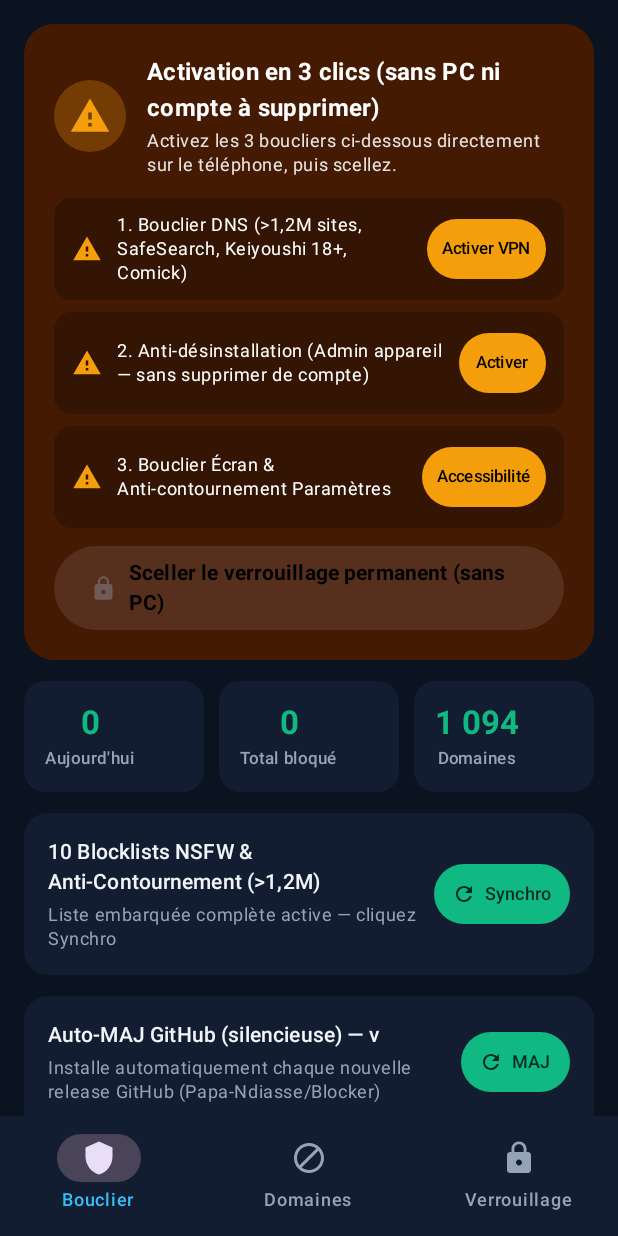
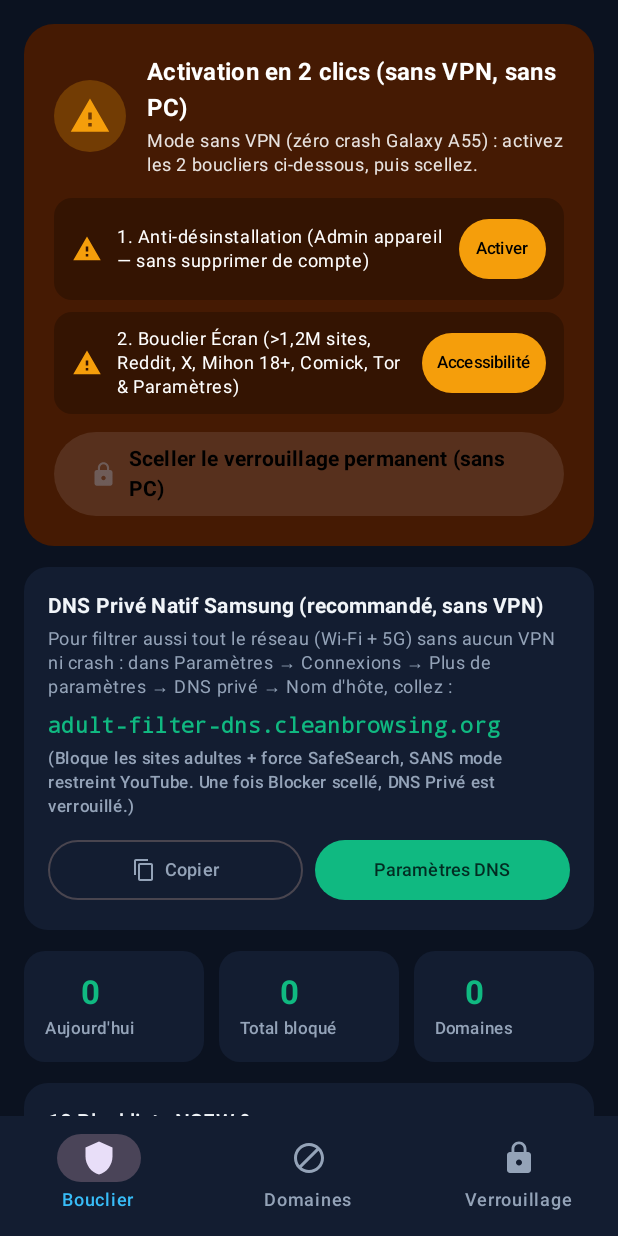
Before and after one commit to Papa-Ndiasse/Blocker, an Android app built with Jetpack Compose: the composable BlockerRootScreen shown on its own in the app's theme, on a phone screen of 412 x 824 dp. Run offline under Robolectric (Android 15) with nearby library versions, the phone set to English and light mode, and no system bars; 2 statements that could not run were skipped.

Commit message:
fix(urgent): completely remove local VPN service to stop Galaxy A55 crashes; use Accessibility 1.2M URL filter + native Samsung Private DNS

```diff
--- a/app/src/main/java/com/blocker/app/ui/BlockerScreens.kt
+++ b/app/src/main/java/com/blocker/app/ui/BlockerScreens.kt
@@ -89,7 +89,6 @@ import java.util.Locale
 @Composable
 fun BlockerRootScreen(
     viewModel: MainViewModel,
-    onRequestStartVpn: () -> Unit,
     onRequestDeviceAdmin: () -> Unit,
     onRequestBatteryUnrestricted: () -> Unit
 ) {
@@ -99,7 +98,6 @@ fun BlockerRootScreen(
     }
 
     val status by viewModel.protectionStatus.collectAsState()
-    val vpnRunning by viewModel.vpnRunning.collectAsState()
     val totalBlocked by viewModel.totalBlocked.collectAsState()
     val todayBlocked by viewModel.todayBlocked.collectAsState()
     val blocklistCount by viewModel.blocklistCount.collectAsState()
@@ -157,7 +155,6 @@ fun BlockerRootScreen(
                 0 -> DashboardTab(
                     status = status,
                     isSealed = hardening.sealPermanentProtection,
-                    vpnRunning = vpnRunning,
                     totalBlocked = totalBlocked,
                     todayBlocked = todayBlocked,
                     blocklistCount = blocklistCount,
@@ -167,7 +164,6 @@ fun BlockerRootScreen(
                     recentEvents = recentEvents,
                     isSyncing = isSyncing,
                     isCheckingUpdate = isCheckingUpdate,
-                    onRequestStartVpn = onRequestStartVpn,
                     onRequestDeviceAdmin = onRequestDeviceAdmin,
                     onRequestBatteryUnrestricted = onRequestBatteryUnrestricted,
                     onRefreshStatus = viewModel::refreshStatus,
@@ -227,7 +223,6 @@ private fun EmergencyRecoveryScreen() {
                     Spacer(modifier = Modifier.height(10.dp))
                     Text(
                         text = "Cette mise à jour GitHub (v${BuildConfig.VERSION_NAME}) a désactivé proprement tous les verrous Blocker :\n\n" +
-                            "• VPN DNS arrêté (connexion native restaurée)\n" +
                             "• Service d'Accessibilité désactivé\n" +
                             "• Administrateur d'appareil & Device Owner libérés\n" +
                             "• Restrictions système et navigateurs supprimées\n\n" +
@@ -245,7 +240,6 @@ private fun EmergencyRecoveryScreen() {
 private fun DashboardTab(
     status: ProtectionStatus,
     isSealed: Boolean,
-    vpnRunning: Boolean,
     totalBlocked: Long,
     todayBlocked: Long,
     blocklistCount: Int,
@@ -255,7 +249,6 @@ private fun DashboardTab(
     recentEvents: List<BlockedEvent>,
     isSyncing: Boolean,
     isCheckingUpdate: Boolean,
-    onRequestStartVpn: () -> Unit,
     onRequestDeviceAdmin: () -> Unit,
     onRequestBatteryUnrestricted: () -> Unit,
     onRefreshStatus: () -> Unit,
@@ -347,10 +340,10 @@ private fun DashboardTab(
         contentPadding = PaddingValues(16.dp),
         verticalArrangement = Arrangement.spacedBy(14.dp)
     ) {
-        // 1. Hero Shield Status Card (100% No-PC, No-Shell, No-Account-Deletion!)
-        item {
-            val standaloneReady = vpnRunning && status.isDeviceAdminActive && status.isAccessibilityGuardEnabled
-            val fullyLocked = (status.isDeviceOwner && vpnRunning) || (isSealed && standaloneReady)
+        // 1. Hero Shield Status Card (100% VPN-free, No-PC, No-Shell, No-Account-Deletion!)
+        item(key = "hero") {
+            val standaloneReady = status.isDeviceAdminActive && status.isAccessibilityGuardEnabled
+            val fullyLocked = status.isDeviceOwner || (isSealed && standaloneReady)
 
             Card(
                 colors = CardDefaults.cardColors(
@@ -382,10 +375,10 @@ private fun DashboardTab(
                         Column(modifier = Modifier.weight(1f)) {
                             Text(
                                 text = when {
-                                    fullyLocked && status.isDeviceOwner -> "Protection Maximale Active (Device Owner)"
-                                    fullyLocked -> "Protection Permanente Active (Sans PC)"
+                                    fullyLocked && status.isDeviceOwner -> "Protection Maximale Active (Sans VPN)"
+                                    fullyLocked -> "Protection Permanente Active (Sans VPN / Sans PC)"
                                     standaloneReady -> "Prêt à sceller définitivement"
-                                    else -> "Activation en 3 clics (sans PC ni compte à supprimer)"
+                                    else -> "Activation en 2 clics (sans VPN, sans PC)"
                                 },
                                 style = MaterialTheme.typography.titleMedium,
                                 fontWeight = FontWeight.Bold,
@@ -394,9 +387,9 @@ private fun DashboardTab(
                             Spacer(modifier = Modifier.height(2.dp))
                             Text(
                                 text = if (fullyLocked) {
-                                    "Aucune désactivation possible : désinstallation, Paramètres, VPN, DNS Privé, Tor, Mihon 18+, Comick, Reddit & X verrouillés."
+                                    "Mode 100 % sans VPN (zéro crash One UI) : >1,2M sites, Reddit/X, Mihon 18+, Comick, Tor, Paramètres & désinstallation verrouillés."
                                 } else {
-                                    "Activez les 3 boucliers ci-dessous directement sur le téléphone, puis scellez."
+                                    "Mode sans VPN (zéro crash Galaxy A55) : activez les 2 boucliers ci-dessous, puis scellez."
                                 },
                                 style = MaterialTheme.typography.bodySmall,
                                 color = Color.White.copy(alpha = 0.88f)
@@ -407,27 +400,18 @@ private fun DashboardTab(
                     if (!fullyLocked) {
                         Spacer(modifier = Modifier.height(14.dp))
 
-                        // Step 1: Local DNS VPN
+                        // Step 1: Standard Device Admin (Anti-Uninstall — 1 tap, no PC, no account removal!)
                         SetupStepButton(
-                            stepLabel = "1. Bouclier DNS (>1,2M sites, SafeSearch, Keiyoushi 18+, Comick)",
-                            done = vpnRunning,
-                            actionLabel = "Activer VPN",
-                            onClick = onRequestStartVpn
-                        )
-                        Spacer(modifier = Modifier.height(8.dp))
-
-                        // Step 2: Standard Device Admin (Anti-Uninstall — 1 tap, no PC, no account removal!)
-                        SetupStepButton(
-                            stepLabel = "2. Anti-désinstallation (Admin appareil — sans supprimer de compte)",
+                            stepLabel = "1. Anti-désinstallation (Admin appareil — sans supprimer de compte)",
                             done = status.isDeviceAdminActive,
                             actionLabel = "Activer",
                             onClick = onRequestDeviceAdmin
                         )
                         Spacer(modifier = Modifier.height(8.dp))
 
-                        // Step 3: Accessibility Guard (Blocks Reddit/X/Mihon/Tor + locks Android Settings!)
+                        // Step 2: Accessibility Guard (Blocks 1.2M+ domains in browsers, Reddit/X/Mihon/Tor + locks Settings!)
                         SetupStepButton(
-                            stepLabel = "3. Bouclier Écran & Anti-contournement Paramètres",
+                            stepLabel = "2. Bouclier Écran (>1,2M sites, Reddit, X, Mihon 18+, Comick, Tor & Paramètres)",
                             done = status.isAccessibilityGuardEnabled,
                             actionLabel = "Accessibilité",
                             onClick = {
@@ -456,13 +440,79 @@ private fun DashboardTab(
                                 fontWeight = FontWeight.Bold
                             )
                         }
-                    } else if (!vpnRunning) {
-                        Spacer(modifier = Modifier.height(12.dp))
-                        Button(
-                            onClick = onRequestStartVpn,
-                            modifier = Modifier.fillMaxWidth()
+                    }
+                }
+            }
+        }
+
+        // 1b. Native Samsung Private DNS (replaces local VPN with 0 crash, 0 battery drain, NO YouTube Restricted Mode!)
+        if (!isSealed) {
+            item(key = "native_private_dns") {
+                Card(
+                    colors = CardDefaults.cardColors(containerColor = SurfaceDark),
+                    shape = RoundedCornerShape(16.dp),
+                    modifier = Modifier.fillMaxWidth()
+                ) {
+                    Column(modifier = Modifier.padding(16.dp)) {
+                        Text(
+                            text = "DNS Privé Natif Samsung (recommandé, sans VPN)",
+                            style = MaterialTheme.typography.titleSmall,
+                            fontWeight = FontWeight.Bold
+                        )
+                        Spacer(modifier = Modifier.height(4.dp))
+                        Text(
+                            text = "Pour filtrer aussi tout le réseau (Wi-Fi + 5G) sans aucun VPN ni crash : dans Paramètres → Connexions → Plus de paramètres → DNS privé → Nom d'hôte, collez :",
+                            style = MaterialTheme.typography.bodySmall,
+                            color = TextSecondary
+                        )
+                        Spacer(modifier = Modifier.height(8.dp))
+                        Text(
+                            text = "adult-filter-dns.cleanbrowsing.org",
+                            fontFamily = FontFamily.Monospace,
+                            style = MaterialTheme.typography.bodyMedium,
+                            fontWeight = FontWeight.Bold,
+                            color = EmeraldPrimary
+                        )
+                        Spacer(modifier = Modifier.height(4.dp))
+                        Text(
+                            text = "(Bloque les sites adultes + force SafeSearch, SANS mode restreint YouTube. Une fois Blocker scellé, DNS Privé est verrouillé.)",
+                            style = MaterialTheme.typography.labelSmall,
+                            color = TextSecondary
+                        )
+                        Spacer(modifier = Modifier.height(10.dp))
+                        Row(
+                            modifier = Modifier.fillMaxWidth(),
+                            horizontalArrangement = Arrangement.spacedBy(8.dp)
                         ) {
-                            Text("Relancer le bouclier DNS")
+                            OutlinedButton(
+                                onClick = {
+                                    val cm = context.getSystemService(ClipboardManager::class.java)
+                                    cm.setPrimaryClip(
+                                        ClipData.newPlainText(
+                                            "Private DNS",
+                                            "adult-filter-dns.cleanbrowsing.org"
+                                        )
+                                    )
+                                    Toast.makeText(context, "Adresse DNS copiée", Toast.LENGTH_SHORT).show()
+                                },
+                                modifier = Modifier.weight(1f)
+                            ) {
+                                Icon(Icons.Default.ContentCopy, contentDescription = null, modifier = Modifier.size(16.dp))
+                                Spacer(modifier = Modifier.width(6.dp))
+                                Text("Copier", fontSize = 12.sp)
+                            }
+                            Button(
+                                onClick = {
+                                    runCatching {
+                                        context.startActivity(Intent(Settings.ACTION_WIRELESS_SETTINGS))
+                                    }.onFailure {
+                                        runCatching { context.startActivity(Intent(Settings.ACTION_SETTINGS)) }
+                                    }
+                                },
+                                modifier = Modifier.weight(1f)
+                            ) {
+                                Text("Paramètres DNS", fontSize = 12.sp)
+                            }
                         }
                     }
                 }
@@ -704,15 +754,13 @@ private fun DashboardTab(
                     }
                     Spacer(modifier = Modifier.height(12.dp))
                     val tamperLocked = status.isDeviceOwner || (isSealed && status.isAccessibilityGuardEnabled)
-                    ProtectionCheckRow("VPN DNS local Always-On (>1,2M domaines)", vpnRunning)
-                    ProtectionCheckRow("Bouclier Écran temps réel (Reddit / X / Mihon / Apps)", status.isAccessibilityGuardEnabled)
+                    ProtectionCheckRow("Mode 100 % Sans VPN (stabilité maximale Galaxy A55)", true)
+                    ProtectionCheckRow("Bouclier Écran & >1,2M domaines (Navigateurs, Reddit, X, Apps)", status.isAccessibilityGuardEnabled)
                     ProtectionCheckRow("Anti-désinstallation Blocker (Admin appareil)", status.isUninstallBlocked || status.isDeviceAdminActive)
                     ProtectionCheckRow("Anti-Forcer l'arrêt, Accessibilité & Paramètres", status.isUserControlDisabled || tamperLocked)
-                    ProtectionCheckRow("Verrouillage VPN & DNS Privé + Anti-DoH", (status.isVpnConfigLocked && status.isPrivateDnsLocked) || tamperLocked)
-                    ProtectionCheckRow("Anti-Tor & Proxys (Play Store, lancement & DNS)", status.isAccessibilityGuardEnabled || status.isDeviceOwner)
-                    ProtectionCheckRow("Extensions Keiyoushi / Mihon 18+ & Comick", vpnRunning && (status.isAccessibilityGuardEnabled || status.isDeviceOwner))
-                    ProtectionCheckRow("SafeSearch forcé (Google, Bing, DDG, Brave)", vpnRunning)
-                    ProtectionCheckRow("DNS Amont Adulte (1.1.1.3 / CleanBrowsing Adult / OpenDNS)", vpnRunning)
+                    ProtectionCheckRow("Verrouillage DNS Privé Samsung", status.isPrivateDnsLocked || tamperLocked)
+                    ProtectionCheckRow("Anti-Tor & Proxys (Play Store & lancement)", status.isAccessibilityGuardEnabled || status.isDeviceOwner)
+                    ProtectionCheckRow("Extensions Keiyoushi / Mihon 18+ & Comick", status.isAccessibilityGuardEnabled || status.isDeviceOwner)
                     ProtectionCheckRow("Batterie illimitée (Anti-Veille Profonde Samsung)", status.isBatteryOptimizationIgnored)
                     ProtectionCheckRow("Immunité totale : poseidon-scan.net", true)
                     ProtectionCheckRow("Anti-Mode Sans Échec & Multi-Utilisateurs", status.isSafeBootLocked && status.isMultiUserLocked)
```
Also changed, not shown: app/src/main/AndroidManifest.xml (+0 -21 lines), app/src/main/java/com/blocker/app/MainActivity.kt (+1 -25 lines), app/src/main/java/com/blocker/app/admin/DeviceOwnerController.kt (+7 -10 lines), app/src/main/java/com/blocker/app/boot/BootCompletedReceiver.kt (+4 -8 lines), app/src/main/java/com/blocker/app/guard/BlockerAccessibilityService.kt (+23 -9 lines), app/src/main/java/com/blocker/app/ui/MainViewModel.kt (+5 -5 lines), app/src/main/java/com/blocker/app/vpn/BlockerVpnService.kt (+9 -452 lines), app/src/main/java/com/blocker/app/worker/ProtectionWatchdogWorker.kt (+1 -7 lines).
